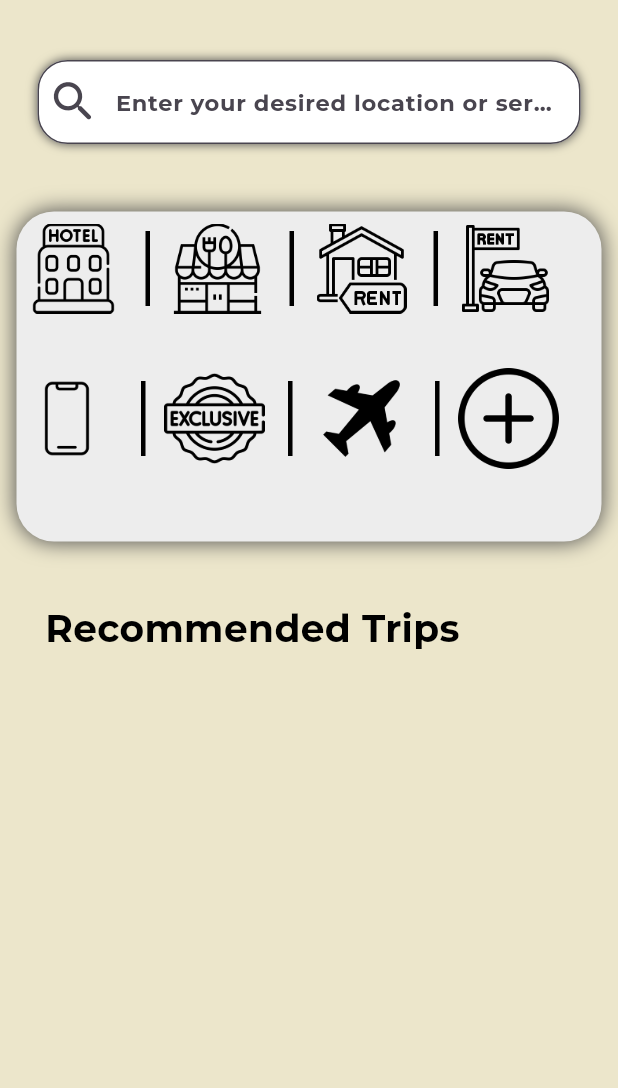
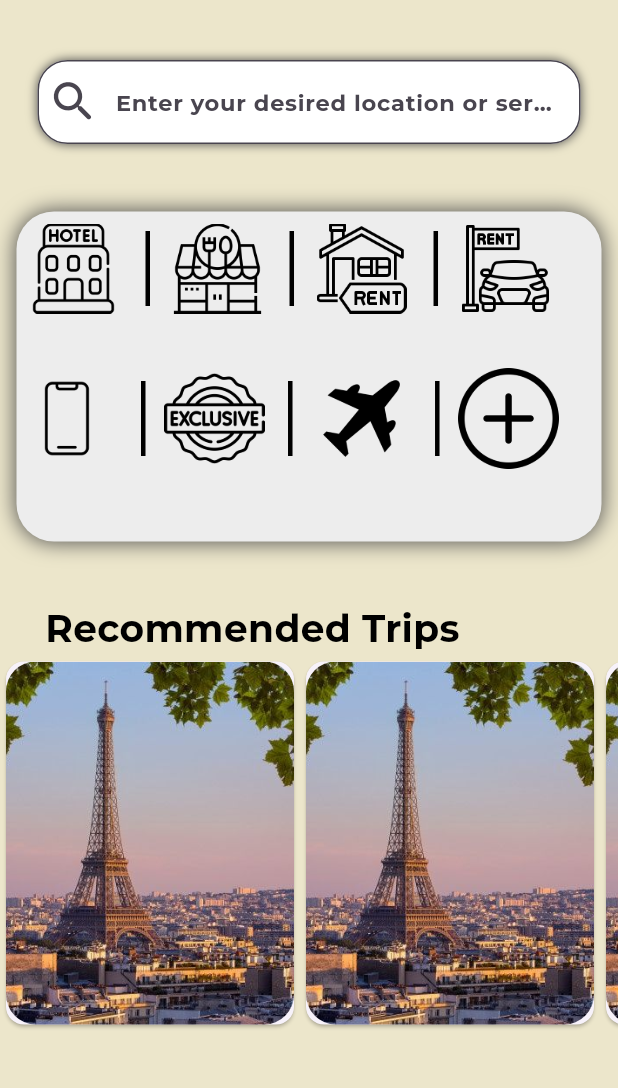
Before and after one commit to AbdulrahmanAbusnena/bentloos, a Flutter app: the screen it shows once a user with an empty profile is signed in, on a phone screen of 412 x 824 dp, the part 84-1172 px from its top. Run offline on Flutter 3.47's test engine with Material 3 defaults, Android fonts, the phone set to English and light mode, and no system bars; our stand-ins replace cloud_firestore, firebase_auth, firebase_core, google_fonts; accounts and stored records are empty.

Commit message:
git commit

```diff
--- /dev/null
+++ b/lib/Components/card.dart
@@ -0,0 +1,37 @@
+import 'package:flutter/material.dart';
+import 'package:google_fonts/google_fonts.dart';
+
+class ReCards extends StatefulWidget {
+  final String image;
+  //  final String locationName;
+  const ReCards(
+      {super.key,
+      //  required this.locationName,
+      required this.image});
+
+  @override
+  State<ReCards> createState() => _ReCardsState();
+}
+
+class _ReCardsState extends State<ReCards> {
+  @override
+  Widget build(BuildContext context) {
+    return Container(
+      height: 250,
+      width: 200,
+      decoration: BoxDecoration(
+        borderRadius: BorderRadius.circular(54.0),
+      ),
+      child: Card(
+          child: ClipRRect(
+        borderRadius: BorderRadius.circular(20),
+        child: Image.asset(
+          widget.image,
+          height: 210,
+          width: 190,
+          fit: BoxFit.cover,
+        ),
+      )),
+    );
+  }
+}
--- a/lib/Pages/homepage.dart
+++ b/lib/Pages/homepage.dart
@@ -1,4 +1,5 @@
 // import 'package:bentlos/Components/buttons.dart';
+import 'package:bentlos/Components/card.dart';
 import 'package:bentlos/Components/icon.dart';
 import 'package:bentlos/Pages/ExtPage/car_rentals.dart';
 import 'package:bentlos/Pages/ExtPage/exclusive.dart';
@@ -307,7 +308,20 @@ class _HomePageState extends State<HomePage> {
                     fontWeight: FontWeight.w700,
                     color: Colors.black,
                   )),
+              const SizedBox(
+                width: 30,
+              ),
             ],
+          ),
+          SizedBox(
+            height: 250,
+            child: ListView.builder(
+              itemCount: 3,
+              scrollDirection: Axis.horizontal,
+              itemBuilder: (context, index) {
+                return const ReCards(image: 'assets/paris.jpeg');
+              },
+            ),
           ),
         ],
       ),
--- a/lib/Pages/loginpage.dart
+++ b/lib/Pages/loginpage.dart
@@ -27,6 +27,11 @@ class _LoginPageState extends State<LoginPage> {
   }
 
   void loginUsers() async {
+    showDialog(
+        context: context,
+        builder: (context) {
+          return const Center(child: CircularProgressIndicator());
+        });
     String res = await AuthServices().loginUser(
       email: emailController.text,
       password: passwordController.text,
--- a/lib/Pages/signuppage.dart
+++ b/lib/Pages/signuppage.dart
@@ -29,6 +29,11 @@ class _SignUpState extends State<SignUp> {
   }
 
   void signUpUser() async {
+    showDialog(
+        context: context,
+        builder: (context) {
+          return const Center(child: CircularProgressIndicator());
+        });
     String res = await AuthServices().signUpUser(
       email: emailController.text,
       password: passwordController.text,
```
Also changed, not shown: assets/paris.jpeg (added), 1 other file.
